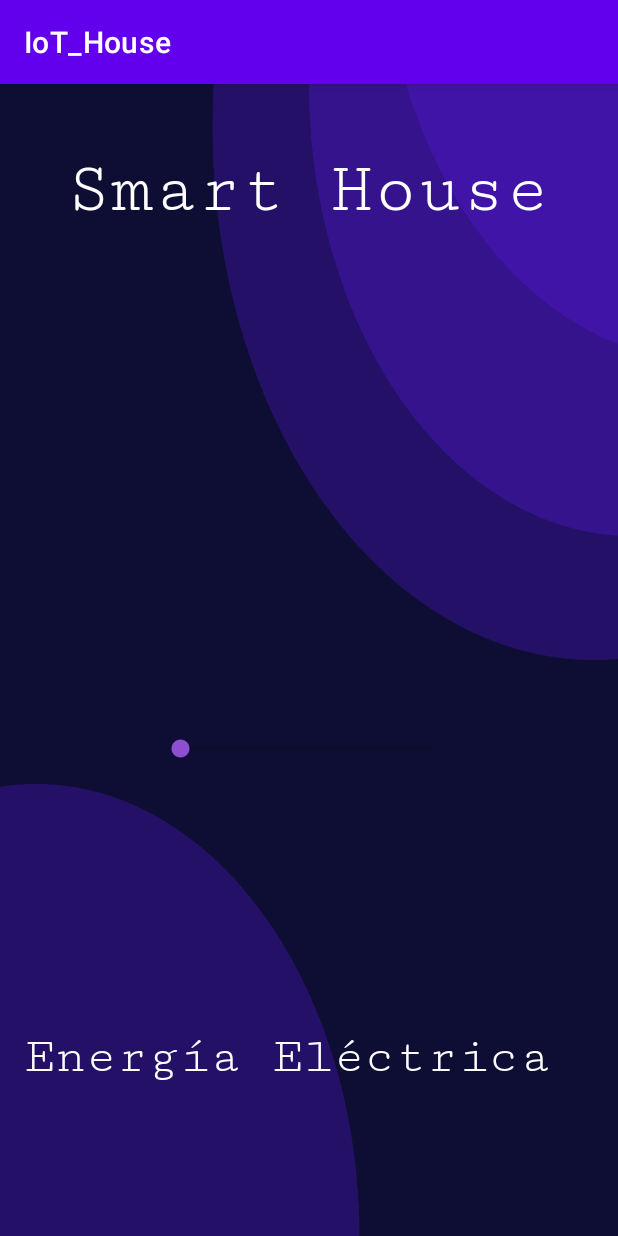
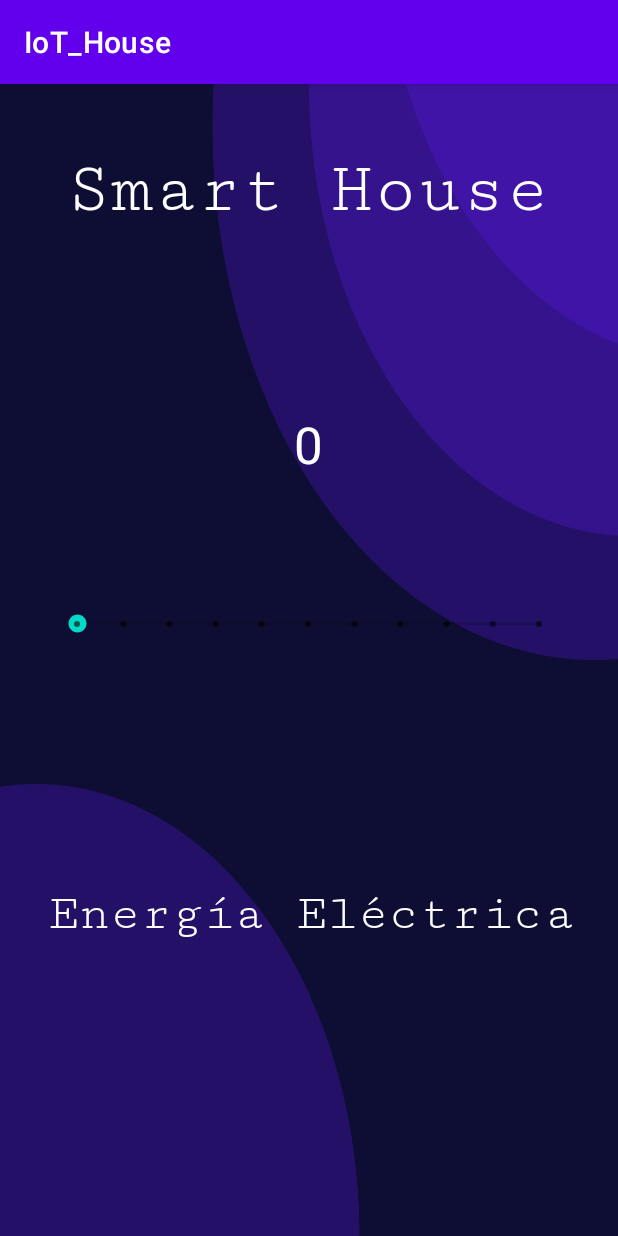
Before and after one commit to Vicente105/IoT_House, an Android app: the screen it shows after launch (MainActivity3), on a phone screen of 412 x 824 dp. Run offline under Robolectric (Android 15) with nearby library versions, the phone set to English and light mode, and no system bars.

Commit message:
Se crea el menú principal Se crea la interfaz para controlar el nuvel de la energia

```diff
--- a/app/src/main/java/com/example/iot_house/MainActivity3.java
+++ b/app/src/main/java/com/example/iot_house/MainActivity3.java
@@ -3,12 +3,38 @@ package com.example.iot_house;
 import androidx.appcompat.app.AppCompatActivity;
 
 import android.os.Bundle;
+import android.widget.SeekBar;
+import android.widget.TextView;
 
 public class MainActivity3 extends AppCompatActivity {
+    TextView tvnivel;
+    SeekBar sbluz;
 
     @Override
     protected void onCreate(Bundle savedInstanceState) {
         super.onCreate(savedInstanceState);
         setContentView(R.layout.activity_main3);
+
+        tvnivel = (TextView) findViewById(R.id.tvnivel);
+        sbluz = (SeekBar) findViewById(R.id.sbluz);
+
+        sbluz.setMax(10);
+        sbluz.setProgress(0);
+        sbluz.setOnSeekBarChangeListener(new SeekBar.OnSeekBarChangeListener() {
+            @Override
+            public void onProgressChanged(SeekBar seekBar, int i, boolean b) {
+                tvnivel.setText(String.valueOf(i));
+            }
+
+            @Override
+            public void onStartTrackingTouch(SeekBar seekBar) {
+
+            }
+
+            @Override
+            public void onStopTrackingTouch(SeekBar seekBar) {
+
+            }
+        });
     }
 }
--- a/app/src/main/res/layout/activity_main3.xml
+++ b/app/src/main/res/layout/activity_main3.xml
@@ -24,8 +24,8 @@
         android:id="@+id/ivcontrol1"
         android:layout_width="wrap_content"
         android:layout_height="wrap_content"
-        android:layout_marginStart="16dp"
-        android:layout_marginTop="136dp"
+        android:layout_marginStart="32dp"
+        android:layout_marginTop="116dp"
         android:fontFamily="serif-monospace"
         android:text="Energía Eléctrica"
         android:textColor="#FDFDFD"
@@ -36,14 +36,28 @@
 
     <SeekBar
         android:id="@+id/sbluz"
-        android:layout_width="200dp"
-        android:layout_height="100dp"
-        android:layout_marginStart="104dp"
-        android:layout_marginTop="296dp"
-        android:background="#000E0404"
-        android:max="100"
-        android:progressTint="#8D4FCF"
-        android:thumbTint="#8D4FCF"
+        style="@style/Widget.AppCompat.SeekBar.Discrete"
+        android:layout_width="340dp"
+        android:layout_height="115dp"
+        android:layout_marginStart="16dp"
+        android:layout_marginTop="40dp"
+        android:layout_marginEnd="16dp"
+        android:max="10"
+        android:progress="0"
+        app:layout_constraintEnd_toEndOf="parent"
+        app:layout_constraintHorizontal_bias="0.487"
+        app:layout_constraintStart_toStartOf="parent"
+        app:layout_constraintTop_toBottomOf="@+id/tvnivel" />
+
+    <TextView
+        android:id="@+id/tvnivel"
+        android:layout_width="wrap_content"
+        android:layout_height="wrap_content"
+        android:layout_marginStart="196dp"
+        android:layout_marginTop="120dp"
+        android:text="0"
+        android:textColor="#FFFFFF"
+        android:textSize="34sp"
         app:layout_constraintStart_toStartOf="parent"
         app:layout_constraintTop_toBottomOf="@+id/tvApp" />
 
```
Also changed, not shown: app/src/main/AndroidManifest.xml (+7 -0 lines), app/src/main/java/com/example/iot_house/MainActivity4.java (added, +14 -0 lines), app/src/main/res/layout/activity_main4.xml (added, +9 -0 lines).
